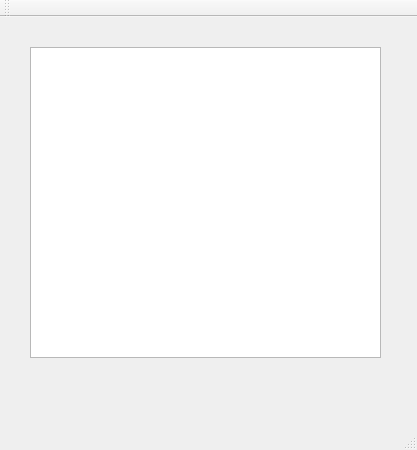
The window that mainwindow.ui (llislex/board_gui) describes before a commit, drawn with Qt 5.
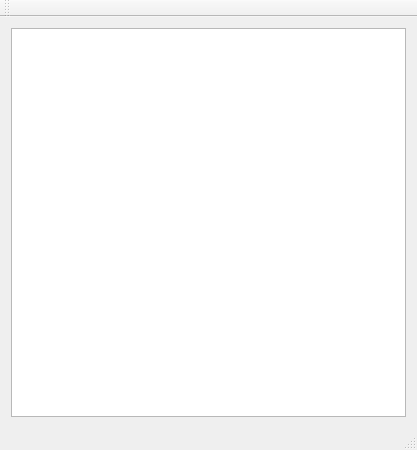
The same window after the commit. Custom widgets are drawn as their Qt base class.

```diff
--- a/mainwindow.ui
+++ b/mainwindow.ui
@@ -14,16 +14,27 @@
    <string>MainWindow</string>
   </property>
   <widget class="QWidget" name="centralWidget">
-   <widget class="QTableWidget" name="tw">
-    <property name="geometry">
-     <rect>
-      <x>30</x>
-      <y>30</y>
-      <width>351</width>
-      <height>311</height>
-     </rect>
-    </property>
-   </widget>
+   <layout class="QHBoxLayout" name="horizontalLayout">
+    <item>
+     <widget class="BoardGui" name="tw">
+      <property name="editTriggers">
+       <set>QAbstractItemView::NoEditTriggers</set>
+      </property>
+      <property name="selectionMode">
+       <enum>QAbstractItemView::SingleSelection</enum>
+      </property>
+      <property name="wordWrap">
+       <bool>false</bool>
+      </property>
+      <attribute name="horizontalHeaderVisible">
+       <bool>false</bool>
+      </attribute>
+      <attribute name="verticalHeaderVisible">
+       <bool>false</bool>
+      </attribute>
+     </widget>
+    </item>
+   </layout>
   </widget>
   <widget class="QMenuBar" name="menuBar">
    <property name="geometry">
@@ -46,6 +57,13 @@
   <widget class="QStatusBar" name="statusBar"/>
  </widget>
  <layoutdefault spacing="6" margin="11"/>
+ <customwidgets>
+  <customwidget>
+   <class>BoardGui</class>
+   <extends>QTableWidget</extends>
+   <header>boardgui.h</header>
+  </customwidget>
+ </customwidgets>
  <resources/>
  <connections/>
 </ui>
```
